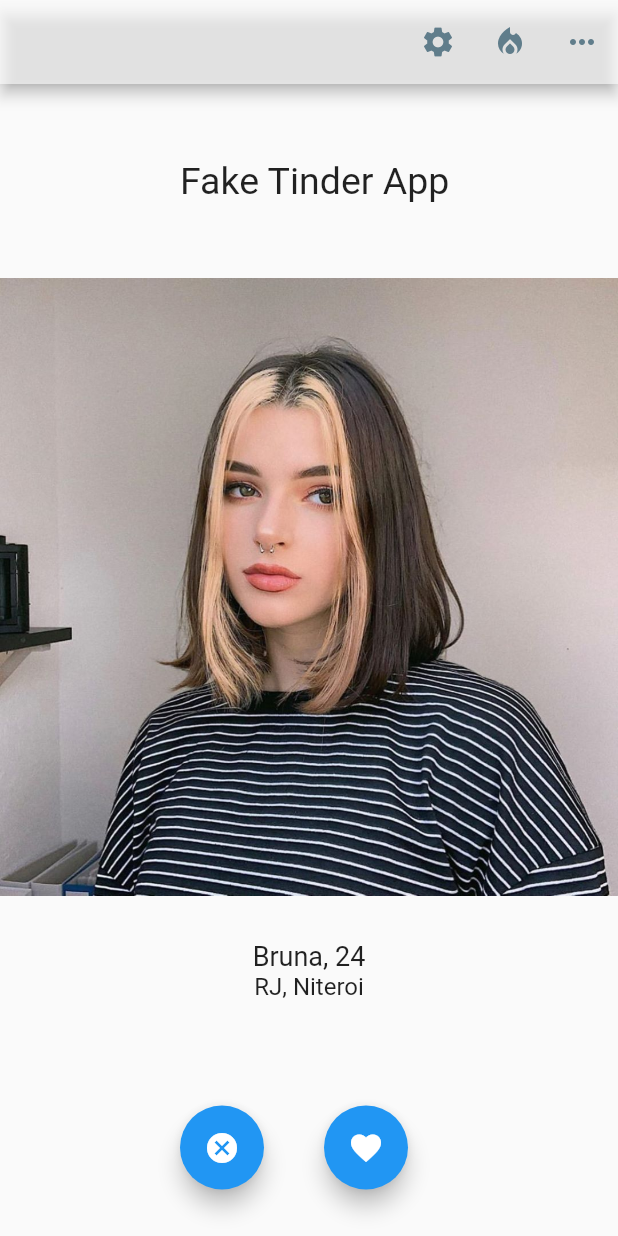
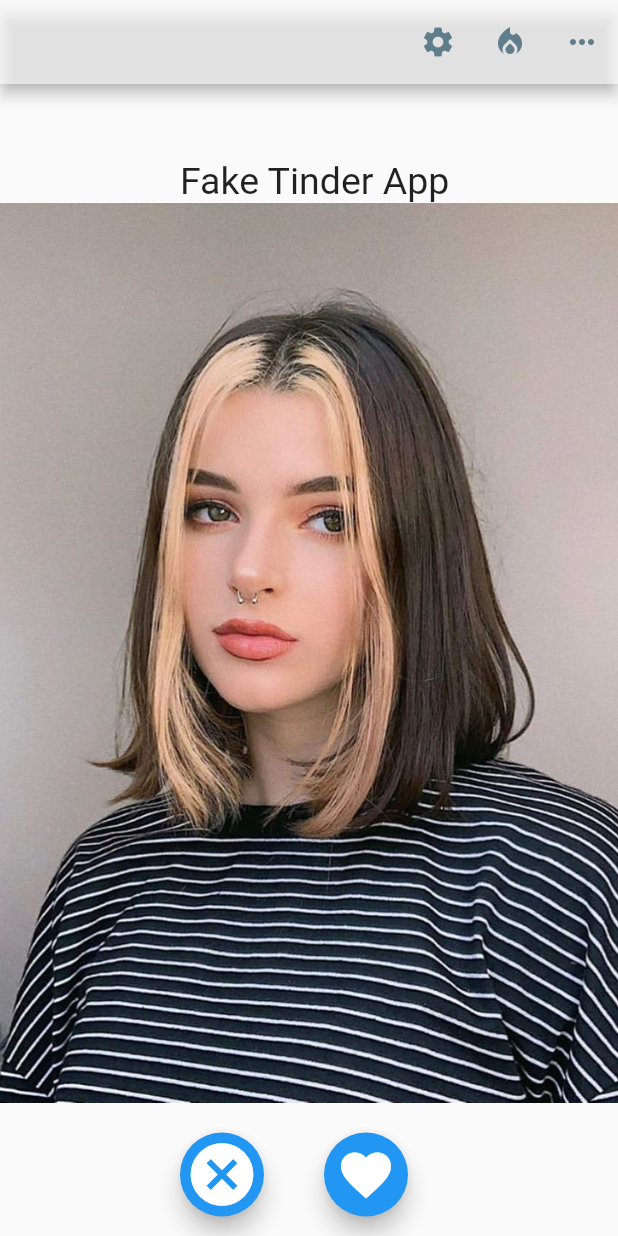
Before and after one commit to artur-r-sousa/fakeTinderApp, a Flutter app: the screen it shows after launch, on a phone screen of 412 x 824 dp. Run offline on Flutter 3.47's test engine with Material 2 defaults, Android fonts, the phone set to English and light mode, and no system bars.

Commit message:
resized image and fittedbox

```diff
--- a/lib/main.dart
+++ b/lib/main.dart
@@ -28,23 +28,19 @@ class MyHomePage extends StatefulWidget {
 }
 
 class _MyHomePageState extends State<MyHomePage> {
-
   @override
   Widget build(BuildContext context) {
-
     return Scaffold(
       appBar: AppBar(
         backgroundColor: Colors.white60,
-        actions: <Widget> [
+        actions: <Widget>[
           Row(
-
             children: [
               IconButton(
                   icon: Icon(
-                    Icons.settings,
-                    color: Colors.blueGrey,
-                  )
-              ),
+                Icons.settings,
+                color: Colors.blueGrey,
+              )),
               IconButton(
                 icon: Icon(
                   Icons.local_fire_department,
@@ -66,46 +62,53 @@ class _MyHomePageState extends State<MyHomePage> {
           Row(
             children: [
               Container(
-                margin: EdgeInsets.only(top:50, left: 120),
+                margin: EdgeInsets.only(top: 50, left: 120),
                 child: Row(
                   children: [
-                    Text("Fake Tinder App", style: TextStyle(fontSize: 25),),
+                    Text(
+                      "Fake Tinder App",
+                      style: TextStyle(fontSize: 25),
+                    ),
                   ],
                 ),
               )
             ],
           ),
-          SizedBox(height: 50,),
-          new Image.asset("assets/images/girl.jpg", scale: 1,),
-          SizedBox(height: 30,),
-          Text("Bruna, 24", style: TextStyle(fontSize: 18)),
-          Text("RJ, Niteroi", style: TextStyle(fontSize: 16)),
-          SizedBox(height: 50,),
+          Container(
+            height: 600,
+            child: FittedBox(
+              fit: BoxFit.fitHeight,
+              child: new Image.asset(
+                "assets/images/girl.jpg",
+                scale: 1,
+              ),
+            ),
+          ),
           Row(
             children: [
               Container(
-                margin: EdgeInsets.only(top:20, left: 120),
+                margin: EdgeInsets.only(top: 20, left: 120),
                 child: Row(
                   mainAxisAlignment: MainAxisAlignment.spaceEvenly,
-                  children: <Widget> [
+                  children: <Widget>[
                     FloatingActionButton(
-
                       heroTag: null,
                       onPressed: null,
                       tooltip: 'Increment',
-
-                      child: Icon(Icons.cancel),
-
+                      child: Icon(
+                        Icons.cancel,
+                        size: 50,
+                      ),
                     ),
                     SizedBox(width: 40),
                     FloatingActionButton(
-
                       heroTag: null,
                       onPressed: null,
                       tooltip: 'Increment',
-
-                      child: Icon(Icons.favorite),
-
+                      child: Icon(
+                        Icons.favorite,
+                        size: 40,
+                      ),
                     ),
                   ],
                 ),
@@ -113,13 +116,10 @@ class _MyHomePageState extends State<MyHomePage> {
             ],
           )
         ],
-
       ),
 
-      bottomNavigationBar: Row(
-
-        ),
- // This trailing comma makes auto-formatting nicer for build methods.
+      bottomNavigationBar: Row(),
+      // This trailing comma makes auto-formatting nicer for build methods.
     );
   }
 }
```
